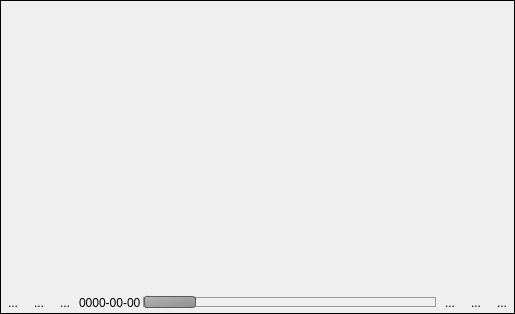
jakimowb/eo-time-series-viewer, file eotimeseriesviewer/ui/mapwidget.ui: the form before one commit.
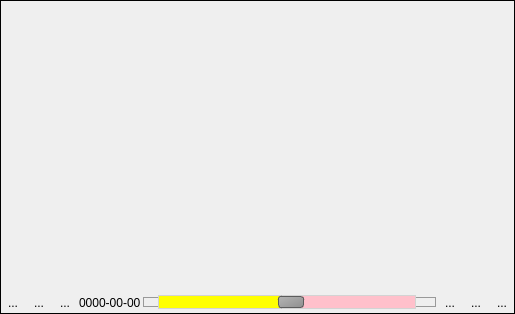
The form after the commit. Icons and pictures are not drawn. Custom widgets are drawn as their Qt base class.

```diff
--- a/eotimeseriesviewer/ui/mapwidget.ui
+++ b/eotimeseriesviewer/ui/mapwidget.ui
@@ -231,16 +231,31 @@
 QSlider::handle:horizontal {
     background: qlineargradient(x1:0, y1:0, x2:1, y2:1, stop:0 #b4b4b4, stop:1 #8f8f8f);
     border: 1px solid #5c5c5c;    
-    width: 50%;
+    width: 24px;
     margin: -2px 0; /* handle is placed by default on the contents rect of the groove. Expand outside the groove */
     border-radius: 3px;
 }
 
+QSlider::sub-page {
+	background: yellow;
+	border: 1px solid lightgrey;
+	margin: 0px 0 0 15;
+}
+
+QSlider::add-page {
+	background: pink;
+	border: 1px solid lightgrey;
+	margin: 0px 20 0 0;
+}
+
 </string>
        </property>
        <property name="singleStep">
         <number>1</number>
        </property>
+       <property name="value">
+        <number>50</number>
+       </property>
        <property name="tracking">
         <bool>true</bool>
        </property>
```
